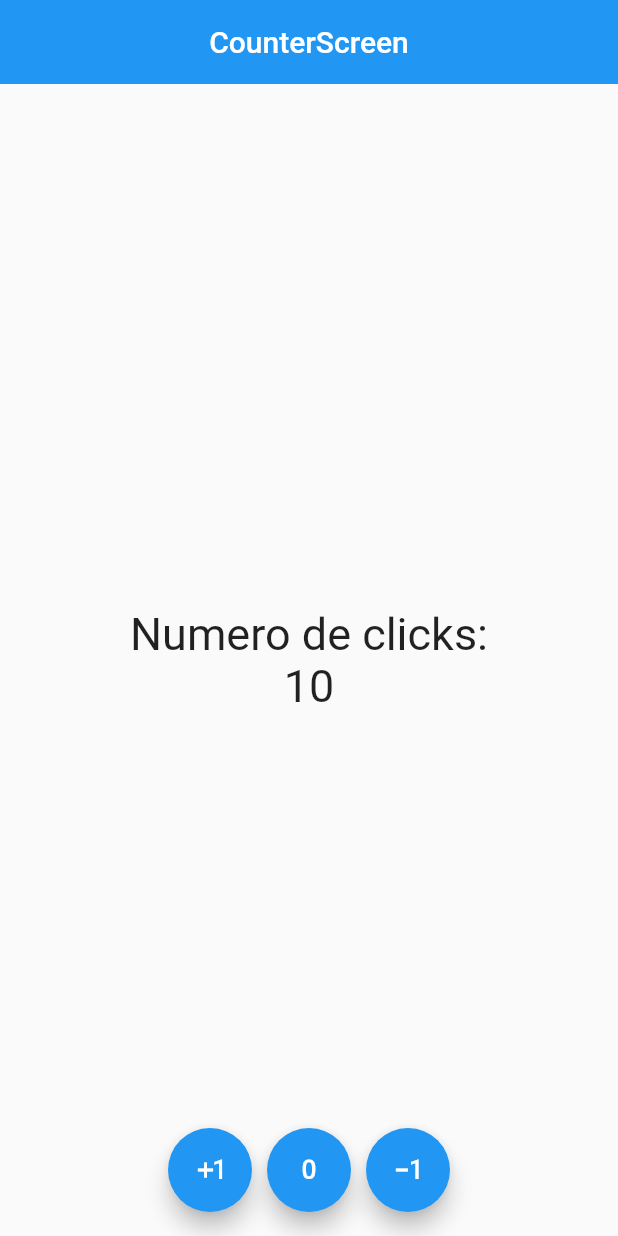
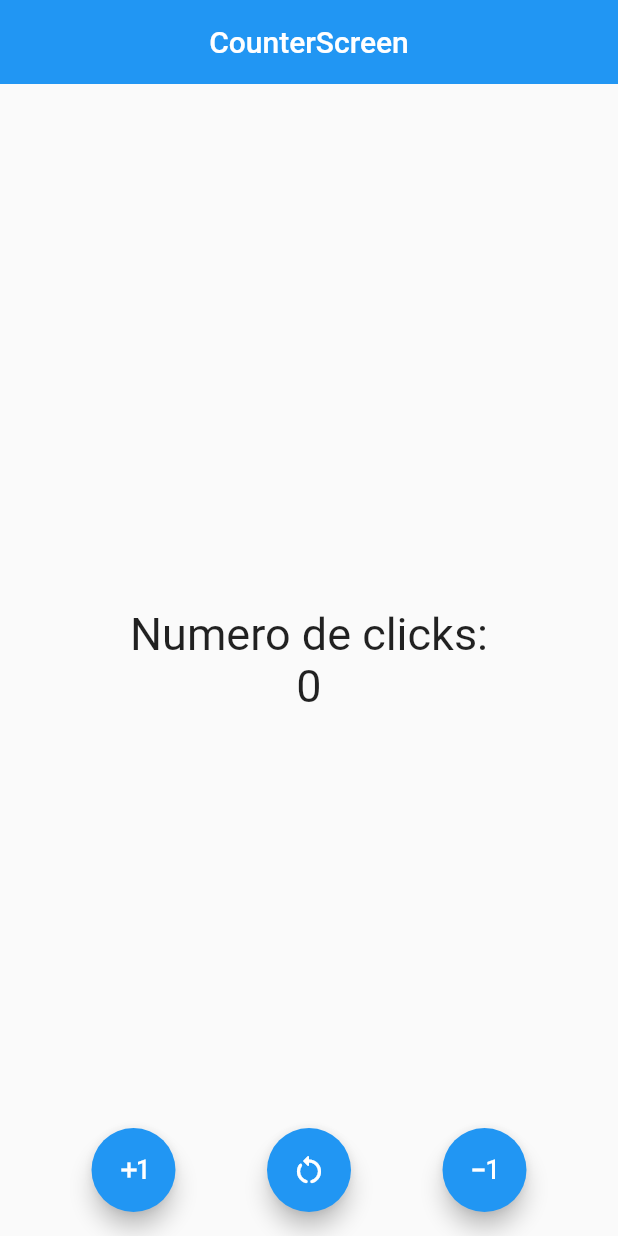
Before and after one commit to CodedSpirit-dev/conteo-hola-mundo, a Flutter app: the screen it shows after launch, on a phone screen of 412 x 824 dp. Run offline on Flutter 3.47's test engine with Material 2 defaults, Android fonts, the phone set to English and light mode, and no system bars.

```diff
--- a/lib/screens/counter_screen.dart
+++ b/lib/screens/counter_screen.dart
@@ -8,7 +8,26 @@ class CounterScreen extends StatefulWidget {
 }
 
 class _CounterScreenState extends State<CounterScreen> {
-  int counter = 10;
+  int counter = 0;
+
+  void increase() {
+    setState(() {
+      counter++;
+    });
+  }
+
+  void decrease() {
+    setState(() {
+      counter--;
+    });
+  }
+
+  void reset() {
+    setState(() {
+      counter = 0;
+    });
+  }
+
   @override
   Widget build(BuildContext context) {
     const fontSize30 = TextStyle(fontSize: 30);
@@ -32,37 +51,44 @@ class _CounterScreenState extends State<CounterScreen> {
         ),
       ),
       floatingActionButtonLocation: FloatingActionButtonLocation.centerFloat,
-      floatingActionButton: Row(
-        mainAxisAlignment: MainAxisAlignment.center,
-        children: [
-          FloatingActionButton(
-            child: const Icon(Icons.exposure_plus_1),
-            onPressed: () {
-              setState(() {
-                counter++;
-              });
-            },
-          ),
-          const SizedBox(width: 10),
-          FloatingActionButton(
-            child: const Icon(Icons.exposure_zero),
-            onPressed: () {
-              setState(() {
-                counter = 0;
-              });
-            },
-          ),
-          const SizedBox(width: 10),
-          FloatingActionButton(
-            child: const Icon(Icons.exposure_minus_1),
-            onPressed: () {
-              setState(() {
-                counter--;
-              });
-            },
-          ),
-        ],
+      floatingActionButton: CustomFloatingAction(
+        increaseFn: increase,
+        decreaseFn: decrease,
+        resetFn: reset,
       ),
     );
   }
 }
+
+class CustomFloatingAction extends StatelessWidget {
+  final Function increaseFn;
+  final Function decreaseFn;
+  final Function resetFn;
+  const CustomFloatingAction({
+    Key? key,
+    required this.increaseFn,
+    required this.decreaseFn,
+    required this.resetFn,
+  }) : super(key: key);
+
+  @override
+  Widget build(BuildContext context) {
+    return Row(
+      mainAxisAlignment: MainAxisAlignment.spaceEvenly,
+      children: [
+        FloatingActionButton(
+          child: const Icon(Icons.exposure_plus_1),
+          onPressed: () => increaseFn(),
+        ),
+        FloatingActionButton(
+          child: const Icon(Icons.restart_alt_rounded),
+          onPressed: () => resetFn(),
+        ),
+        FloatingActionButton(
+          child: const Icon(Icons.exposure_minus_1),
+          onPressed: () => decreaseFn(),
+        ),
+      ],
+    );
+  }
+}
```
